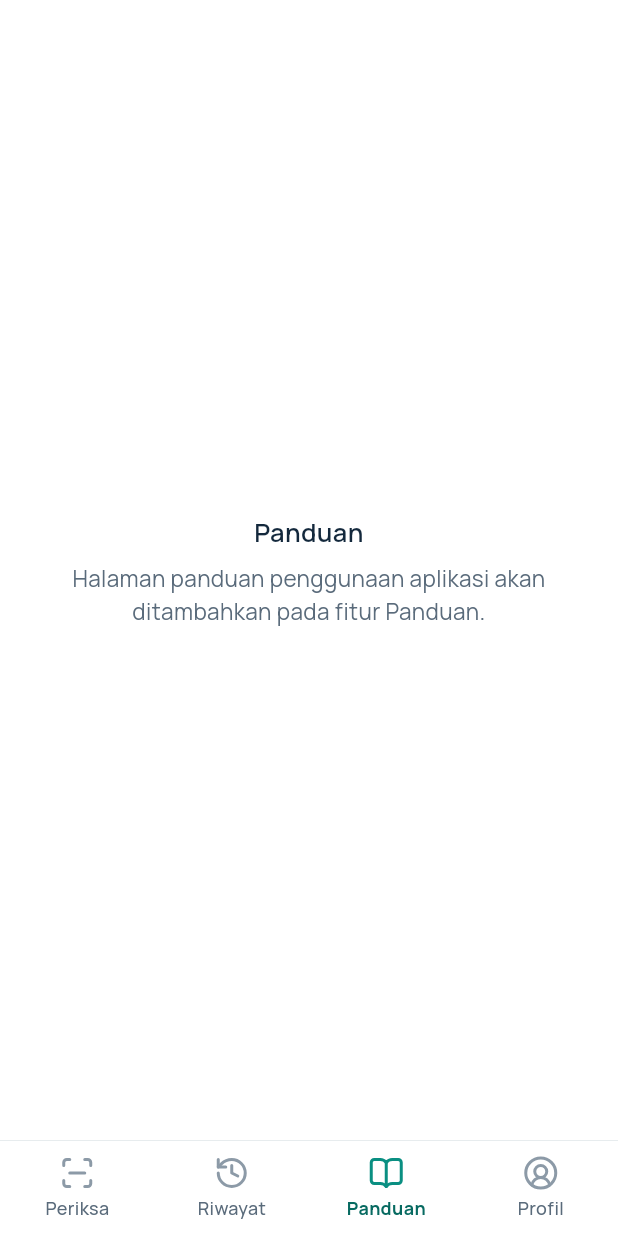
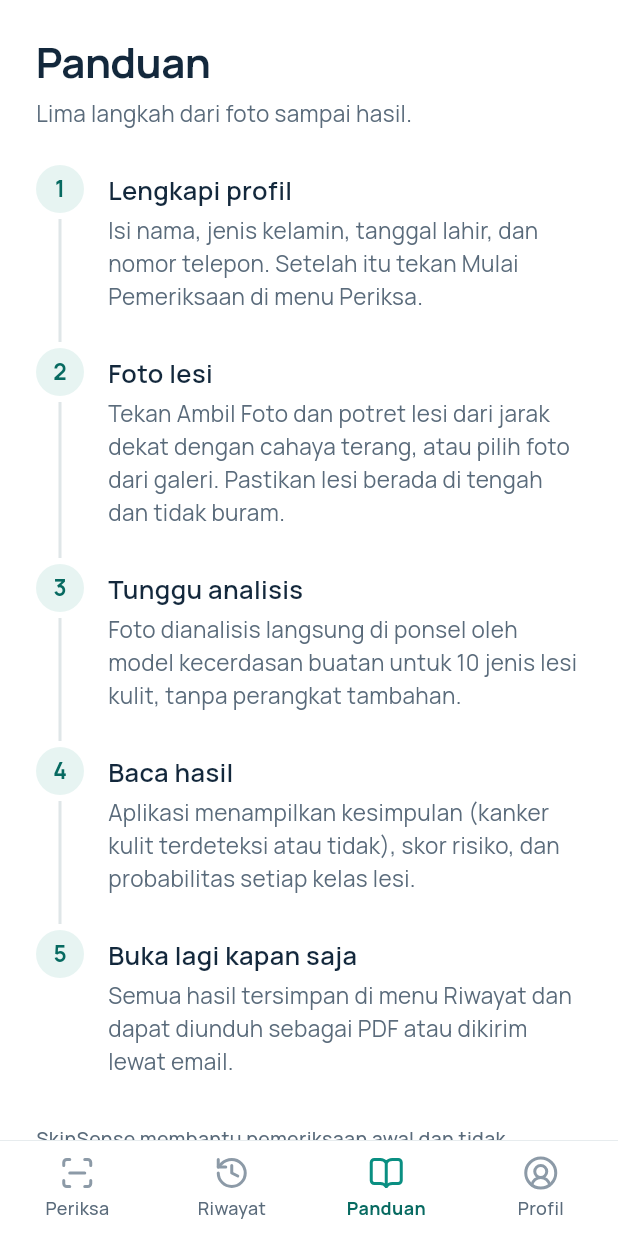
Before and after one commit to Sudukk/tekber-skinsense, a Flutter app: the screen it shows after launch, item 2 of the bottom bar chosen, on a phone screen of 412 x 824 dp. Run offline on Flutter 3.47's test engine with Material 3 defaults, Android fonts, the phone set to English and light mode, and no system bars; our stand-ins replace go_router, lucide_icons_flutter.

Commit message:
feat: add guide page

```diff
--- a/lib/main.dart
+++ b/lib/main.dart
@@ -4,6 +4,7 @@ import 'package:go_router/go_router.dart';
 import 'package:intl/date_symbol_data_local.dart';
 import 'package:lucide_icons_flutter/lucide_icons.dart';
 
+import 'screens/guide.dart';
 import 'screens/home.dart';
 import 'services.dart';
 import 'theme.dart';
@@ -29,13 +30,7 @@ GoRouter createRouter({String initialLocation = '/home'}) => GoRouter(
                 subtitle: 'Halaman riwayat pemeriksaan akan ditambahkan pada fitur Riwayat.',
               ),
             ),
-            GoRoute(
-              path: '/guide',
-              builder: (_, _) => const _PlaceholderScreen(
-                title: 'Panduan',
-                subtitle: 'Halaman panduan penggunaan aplikasi akan ditambahkan pada fitur Panduan.',
-              ),
-            ),
+            GoRoute(path: '/guide', builder: (_, _) => const GuideScreen()),
             GoRoute(path: '/profile', builder: (_, _) => const _ProfilePlaceholderScreen()),
             GoRoute(
               path: '/process',
--- /dev/null
+++ b/lib/screens/guide.dart
@@ -0,0 +1,83 @@
+import 'package:flutter/material.dart';
+
+import '../theme.dart';
+import '../widgets.dart';
+
+const _guideSteps = [
+  ('Lengkapi profil',
+      'Isi nama, jenis kelamin, tanggal lahir, dan nomor telepon. Setelah itu tekan Mulai Pemeriksaan di menu Periksa.'),
+  ('Foto lesi',
+      'Tekan Ambil Foto dan potret lesi dari jarak dekat dengan cahaya terang, atau pilih foto dari galeri. Pastikan lesi berada di tengah dan tidak buram.'),
+  ('Tunggu analisis',
+      'Foto dianalisis langsung di ponsel oleh model kecerdasan buatan untuk 10 jenis lesi kulit, tanpa perangkat tambahan.'),
+  ('Baca hasil',
+      'Aplikasi menampilkan kesimpulan (kanker kulit terdeteksi atau tidak), skor risiko, dan probabilitas setiap kelas lesi.'),
+  ('Buka lagi kapan saja',
+      'Semua hasil tersimpan di menu Riwayat dan dapat diunduh sebagai PDF atau dikirim lewat email.'),
+];
+
+class GuideScreen extends StatelessWidget {
+  const GuideScreen({super.key});
+
+  @override
+  Widget build(BuildContext context) => SafeArea(
+        bottom: false,
+        child: ListView(
+          padding: const EdgeInsets.all(24),
+          children: [
+            screenTitle('Panduan', 'Lima langkah dari foto sampai hasil.', bottom: 24),
+            for (final (index, (title, body)) in _guideSteps.indexed)
+              IntrinsicHeight(
+                child: Row(
+                  crossAxisAlignment: CrossAxisAlignment.stretch,
+                  children: [
+                    SizedBox(
+                      width: 32,
+                      child: Column(
+                        children: [
+                          Container(
+                            width: 32,
+                            height: 32,
+                            alignment: Alignment.center,
+                            decoration: const BoxDecoration(color: AppColors.tealWash, shape: BoxShape.circle),
+                            child: Text('${index + 1}',
+                                style: AppText.button.copyWith(fontSize: 15, color: AppColors.tealDeep)),
+                          ),
+                          if (index < _guideSteps.length - 1)
+                            Expanded(
+                              child: Container(
+                                width: 2,
+                                margin: const EdgeInsets.symmetric(vertical: 4),
+                                color: AppColors.line,
+                              ),
+                            ),
+                        ],
+                      ),
+                    ),
+                    const SizedBox(width: 16),
+                    Expanded(
+                      child: Padding(
+                        padding: const EdgeInsets.only(bottom: 24, top: 4),
+                        child: Column(
+                          crossAxisAlignment: CrossAxisAlignment.start,
+                          children: [
+                            Text(title, style: AppText.lead.copyWith(color: AppColors.ink)),
+                            const SizedBox(height: 4),
+                            Text(body, style: AppText.body.copyWith(color: AppColors.inkMuted)),
+                          ],
+                        ),
+                      ),
+                    ),
+                  ],
+                ),
+              ),
+            const SizedBox(height: 8),
+            Text(
+              'SkinSense membantu pemeriksaan awal dan tidak menggantikan dokter. Periksakan lesi '
+              'yang berubah ukuran, bentuk, atau warna, terasa gatal, atau berdarah.',
+              style: AppText.caption.copyWith(color: AppColors.inkMuted),
+            ),
+          ],
+        ),
+      );
+}
```
Also changed, not shown: 1 other file.
